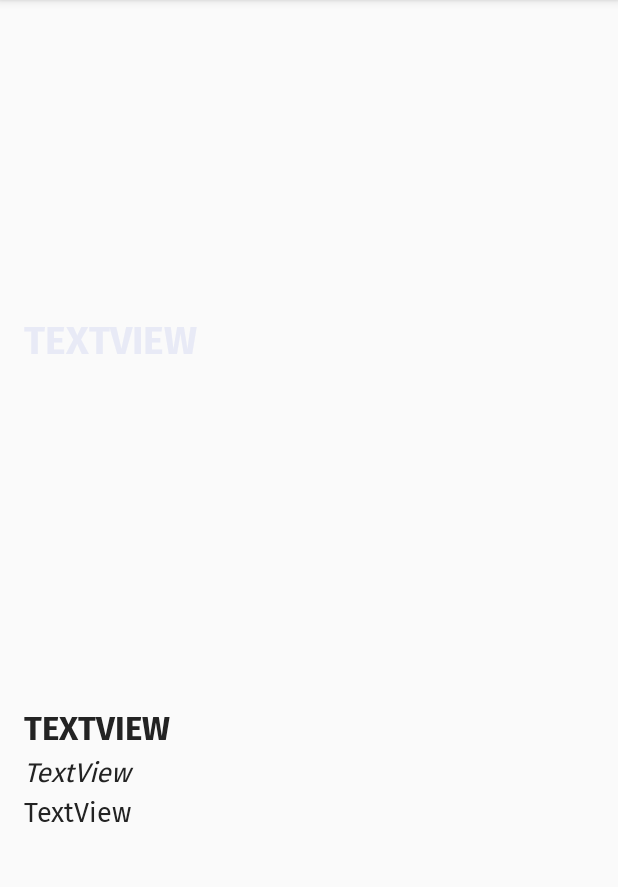
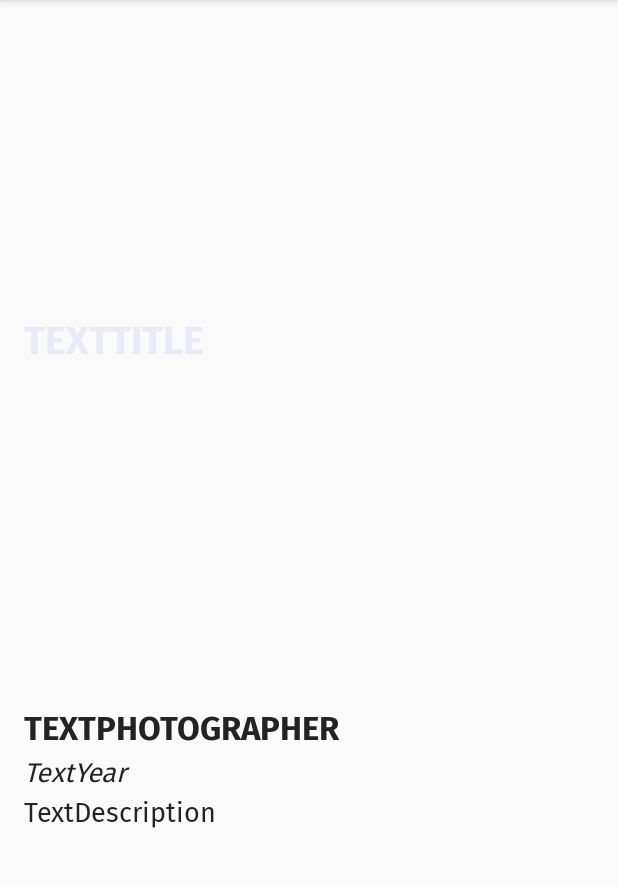
Before and after one commit to Patrick265/Collection-Android-Applications, an Android app: the Activity_detailed screen opened directly, with no data from a screen before it, on a phone screen of 412 x 824 dp, the part 84-971 px from its top. Run offline under Robolectric (Android 15) with nearby library versions, the phone set to English and light mode, and no system bars; our stand-ins replace Picasso; network calls fail; pictures from the network do not load; Roboto replaces fonts that are not available here; 5 statements that could not run were skipped.

Commit message:
[Changed] listview author & [Started] on multiple language mode

```diff
--- a/BlindWalls/app/src/main/java/com/ptp2/blindwalls/MainCellList.java
+++ b/BlindWalls/app/src/main/java/com/ptp2/blindwalls/MainCellList.java
@@ -38,7 +38,7 @@ public class MainCellList extends ArrayAdapter<BlindWall> {
         final ImageView thumbnail = (ImageView) convertView.findViewById(R.id.Cell_Image);
 
         title.setText(wall.getTitle());
-        author.setText(wall.getAuthor());
+        author.setText(wall.getPhotographer());
 
         // Set Image with picasso
 
--- a/BlindWalls/app/src/main/res/layout/activity_detailed.xml
+++ b/BlindWalls/app/src/main/res/layout/activity_detailed.xml
@@ -35,7 +35,7 @@
                 android:layout_marginStart="16dp"
                 android:layout_marginBottom="16dp"
                 android:fontFamily="@font/fira_sans_boldtwee"
-                android:text="TextView"
+                android:text="@string/titlename"
                 android:textAllCaps="true"
                 android:textColor="@color/colorText"
                 android:textSize="26sp"
@@ -60,7 +60,7 @@
                     android:layout_width="wrap_content"
                     android:layout_height="wrap_content"
                     android:fontFamily="@font/fira_sans_bold"
-                    android:text="TextView"
+                    android:text="@string/photographer"
                     android:textAllCaps="true"
                     android:textColor="@color/colorTextBlack"
                     android:textSize="22sp"
@@ -72,7 +72,7 @@
                     android:layout_width="match_parent"
                     android:layout_height="wrap_content"
                     android:fontFamily="@font/fira_sans"
-                    android:text="TextView"
+                    android:text="@string/year"
                     android:textColor="@color/colorTextBlack"
                     android:textSize="18sp"
                     android:textStyle="italic" />
@@ -82,9 +82,9 @@
                     android:layout_width="match_parent"
                     android:layout_height="wrap_content"
                     android:fontFamily="@font/fira_sans"
-                    android:text="TextView"
-                    android:textSize="18sp"
-                    android:textColor="@color/colorTextBlack"/>
+                    android:text="@string/description"
+                    android:textColor="@color/colorTextBlack"
+                    android:textSize="18sp" />
             </LinearLayout>
         </android.support.constraint.ConstraintLayout>
     </ScrollView>
--- a/BlindWalls/app/src/main/res/layout/activity_main_cell_list.xml
+++ b/BlindWalls/app/src/main/res/layout/activity_main_cell_list.xml
@@ -46,7 +46,7 @@
                 android:layout_marginEnd="32dp"
                 android:layout_marginBottom="32dp"
                 android:fontFamily="@font/fira_sans_bold"
-                android:text="Laura Lehtinen"
+                android:text="@string/titlename"
                 android:textAlignment="center"
                 android:textAllCaps="true"
                 android:textColor="@color/colorText"
@@ -65,7 +65,7 @@
                 android:layout_marginEnd="16dp"
                 android:layout_marginBottom="16dp"
                 android:fontFamily="@font/fira_sans"
-                android:text="Stein de Bont"
+                android:text="@string/authorName"
                 android:textAlignment="center"
                 android:textAllCaps="true"
                 android:textColor="@color/colorText"
--- a/BlindWalls/app/src/main/res/values/strings.xml
+++ b/BlindWalls/app/src/main/res/values/strings.xml
@@ -1,3 +1,12 @@
 <resources>
     <string name="app_name">Blind Walls</string>
+
+    <!-- MAIN -->
+    <string name="titlename">TextTitle</string>
+    <string name="authorName">TextAuthor</string>
+
+    <!-- DETAILED-->
+    <string name="year">TextYear</string>
+    <string name="description">TextDescription</string>
+    <string name="photographer">TextPhotographer</string>
 </resources>
```
Also changed, not shown: 1 other file.
